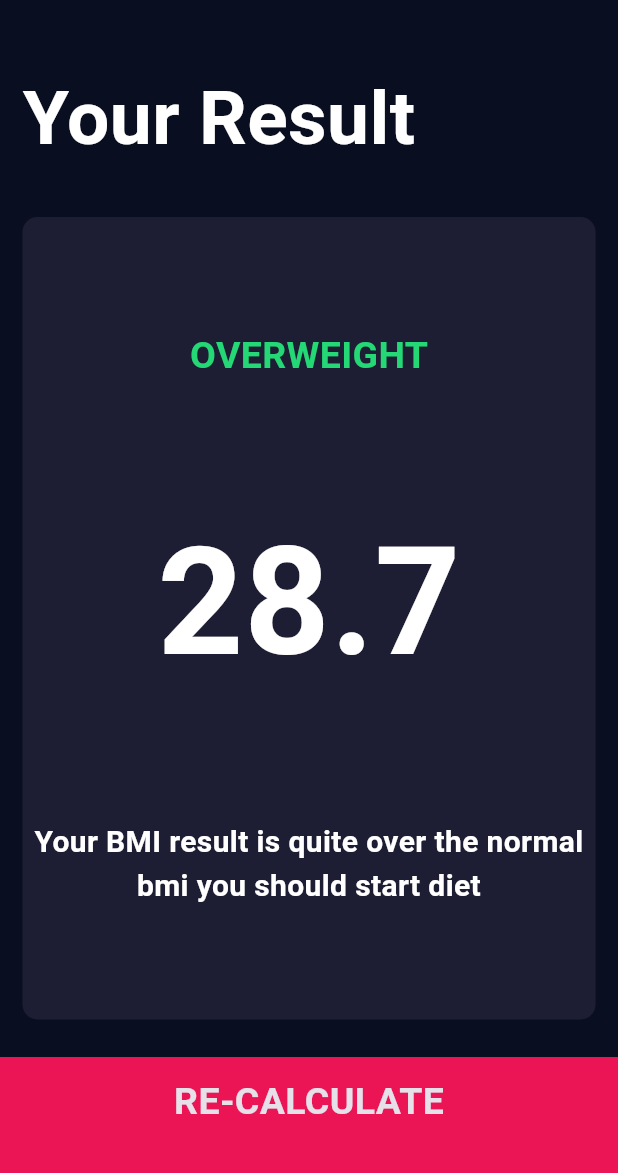
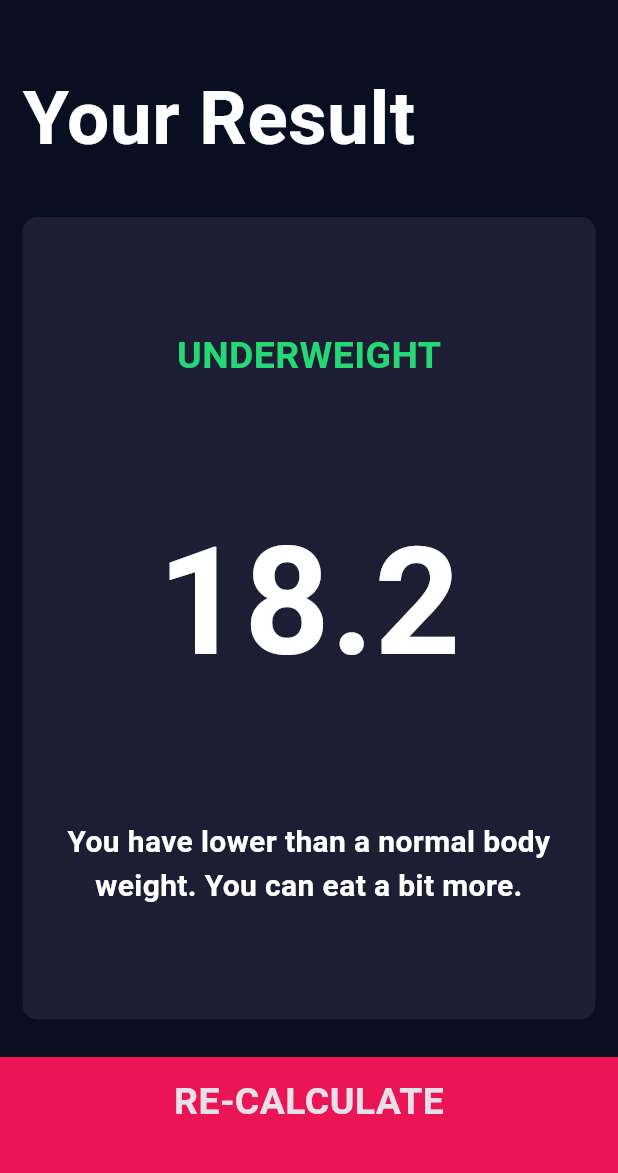
Before and after one commit to KaleabBantayehu/bmi-calculator-app, a Flutter app: the screen it shows after launch, after a tap on "CALCULATE", on a phone screen of 412 x 824 dp, the part 59-1232 px from its top. Run offline on Flutter 3.47's test engine with Material 3 defaults, Android fonts, the light colour scheme and no system bars; our stand-ins replace font_awesome_flutter.

Commit message:
feat: implement BMI calculation and integrate results display

```diff
--- /dev/null
+++ b/lib/calculator_brain.dart
@@ -0,0 +1,34 @@
+import 'dart:math';
+
+class CalculatorBrain {
+  CalculatorBrain({required this.height, required this.weight});
+
+  final int height;
+  final int weight;
+
+  double _bmi = 0;
+  String calculateBMI() {
+    _bmi = weight / pow(height / 100, 2);
+    return _bmi.toStringAsFixed(1);
+  }
+
+  String getResult() {
+    if (_bmi >= 25) {
+      return 'Overweight';
+    } else if (_bmi > 18.5) {
+      return 'Normal';
+    } else {
+      return 'Underweight';
+    }
+  }
+
+  String getInterpretation() {
+     if (_bmi >= 25) {
+      return 'You have more than a normal body weight. Try to exercise more.';
+    } else if (_bmi > 18.5) {
+      return 'You have a normal body weight. Good Job';
+    } else {
+      return 'You have lower than a normal body weight. You can eat a bit more. ';
+    }
+  }
+}
--- a/lib/screens/input_page.dart
+++ b/lib/screens/input_page.dart
@@ -6,6 +6,7 @@ import '../components/reusable_card.dart';
 import '../constants.dart';
 import '../components/bottom_button.dart';
 import '../components/round_icon_button.dart';
+import 'package:bmi_calcultor/calculator_brain.dart';
 
 enum Gender { male, female }
 
@@ -183,12 +184,17 @@ class _InputPageState extends State<InputPage> {
           ),
           BottomButton(
             text: 'CALCULATE',
-            onPressed:  () {
-             Navigator.push(
-              context,
-              MaterialPageRoute(builder: (context) => ResultsPage()),
+            onPressed: () {
+              CalculatorBrain calc = CalculatorBrain(
+                height: height,
+                weight: weight,
               );
-           }),
+              Navigator.push(
+                context,
+                MaterialPageRoute(builder: (context) => ResultsPage(bmiResult: calc.calculateBMI(),bmiText: calc.getResult(),interpretation: calc.getInterpretation(),)),
+              );
+            },
+          ),
         ],
       ),
     );
--- a/lib/screens/results_page.dart
+++ b/lib/screens/results_page.dart
@@ -3,10 +3,12 @@ import 'package:bmi_calcultor/components/reusable_card.dart';
 import 'package:flutter/material.dart';
 import '../components/bottom_button.dart';
 
+class ResultsPage extends StatelessWidget {
+  const ResultsPage({super.key, required this.bmiResult, required this.bmiText, required this.interpretation});
 
-class ResultsPage extends StatelessWidget {
-  const ResultsPage({super.key});
-
+  final String bmiResult;
+  final String bmiText;
+  final String interpretation;
   @override
   Widget build(BuildContext context) {
     return Scaffold(
@@ -30,10 +32,10 @@ class ResultsPage extends StatelessWidget {
                 mainAxisAlignment: MainAxisAlignment.spaceEvenly,
                 crossAxisAlignment: CrossAxisAlignment.center,
                 children: [
-                  Text('OVERWEIGHT', style: kResultTextStyle),
-                  Text('28.7', style: kResultNumberStyle),
+                  Text(bmiText.toUpperCase(), style: kResultTextStyle),
+                  Text(bmiResult, style: kResultNumberStyle),
                   Text(
-                    'Your BMI result is quite over the normal bmi you should start diet',
+                    interpretation,
                     textAlign: TextAlign.center,
                     style: kResultAdviceTextStyle,
                   ),
```
